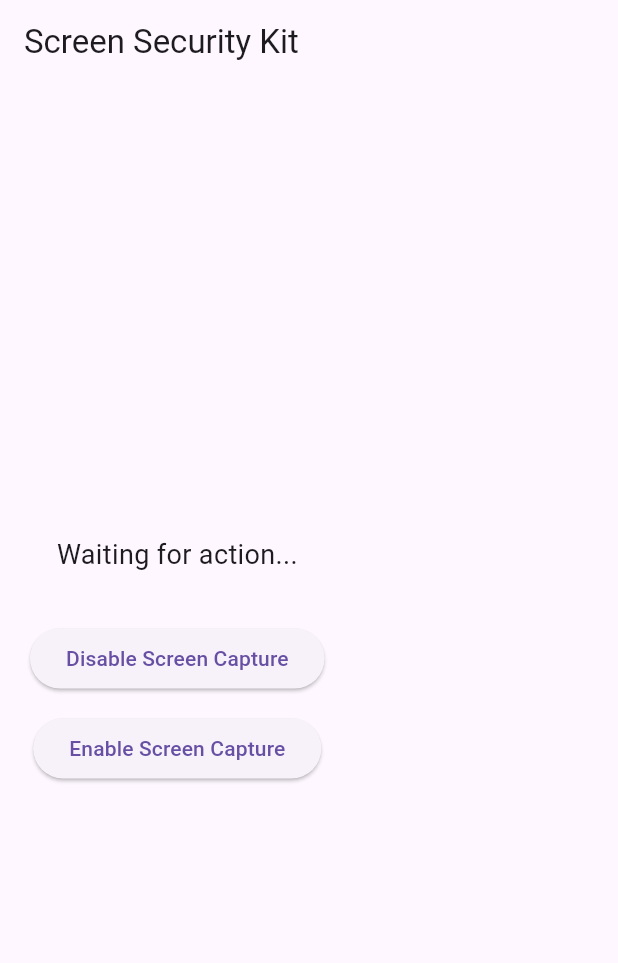
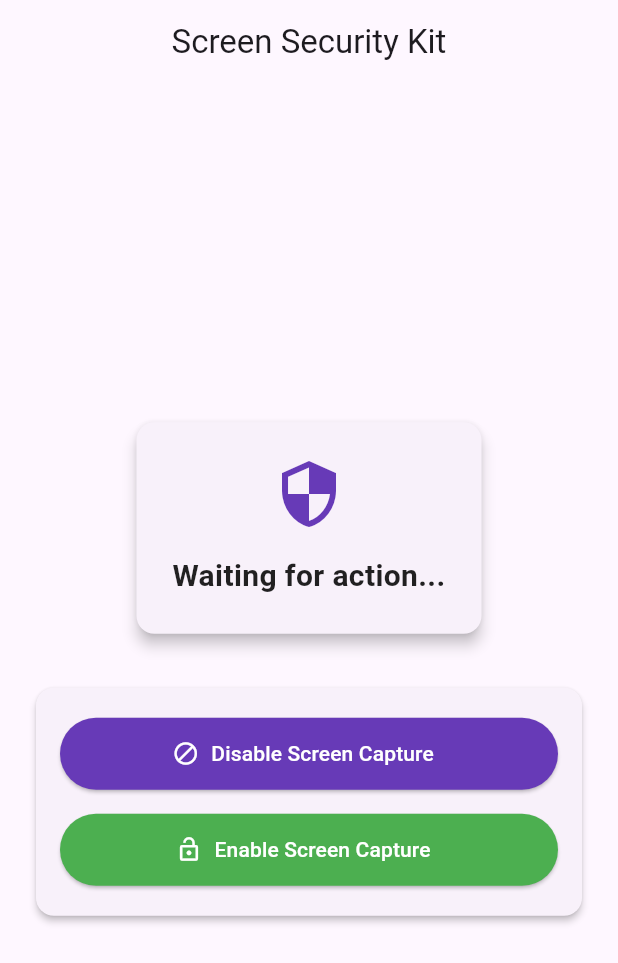
Before and after one commit to RakibDev25/flutter_screen_security_kit, a Flutter app: the screen it shows after launch, on a phone screen of 412 x 824 dp. Shown: the top 963 px of the screen. Run offline on Flutter 3.47's test engine with Material 3 defaults, Android fonts, the phone set to English and light mode, and no system bars; our stand-ins replace plugin_platform_interface.

Commit message:
example app screenshots

```diff
--- a/example/lib/main.dart
+++ b/example/lib/main.dart
@@ -3,9 +3,24 @@ import 'dart:async';
 import 'package:screen_security_kit/screen_security_kit.dart';
 
 void main() {
-  runApp(MaterialApp(
-    home: MyApp(),
-  ));
+  runApp(const MyAppRoot());
+}
+
+class MyAppRoot extends StatelessWidget {
+  const MyAppRoot({super.key});
+
+  @override
+  Widget build(BuildContext context) {
+    return MaterialApp(
+      debugShowCheckedModeBanner: false,
+      title: 'Screen Security Kit',
+      theme: ThemeData(
+        colorScheme: ColorScheme.fromSeed(seedColor: Colors.deepPurple),
+        useMaterial3: true,
+      ),
+      home: const MyApp(),
+    );
+  }
 }
 
 class MyApp extends StatefulWidget {
@@ -28,26 +43,33 @@ class _MyAppState extends State<MyApp> {
   Future<void> _initializeScreenSecurity() async {
     try {
       await ScreenSecurityKit.initialize();
-
-      // Listen for screenshot events
       _screenshotSub = ScreenSecurityKit.onScreenshotTaken.listen((_) {
         setState(() {
           _status = 'Screenshot taken!';
         });
-        _showSnackbar('⚠️ Screenshot detected!');
+        _showAlertDialog('⚠️ Screenshot detected!');
       });
     } catch (e) {
       debugPrint('Initialization error: $e');
     }
   }
 
-  void _showSnackbar(String message) {
+  void _showAlertDialog(String message) {
     final context = this.context;
-    if (context.mounted) {
-      ScaffoldMessenger.of(context).showSnackBar(
-        SnackBar(content: Text(message)),
+    if (!context.mounted) return;
+    showDialog(
+      context: context,
+      builder: (context) => AlertDialog(
+        title: const Text('Alert'),
+        content: Text(message),
+        actions: [
+          TextButton(
+            onPressed: () => Navigator.of(context).pop(),
+            child: const Text('OK'),
+          ),
+        ],
+      ),
     );
-    }
   }
 
   @override
@@ -59,30 +81,80 @@ class _MyAppState extends State<MyApp> {
   @override
   Widget build(BuildContext context) {
     return Scaffold(
-      appBar: AppBar(title: const Text('Screen Security Kit')),
-      body: Padding(
-        padding: const EdgeInsets.all(20),
+      appBar: AppBar(
+        title: const Text('Screen Security Kit'),
+        centerTitle: true,
+      ),
+      body: Center(
+        child: SingleChildScrollView(
           child: Column(
             mainAxisAlignment: MainAxisAlignment.center,
             children: [
-            Text(_status, style: const TextStyle(fontSize: 18)),
-            const SizedBox(height: 32),
-            ElevatedButton(
+              Card(
+                elevation: 4,
+                margin: const EdgeInsets.symmetric(horizontal: 24, vertical: 12),
+                child: Padding(
+                  padding: const EdgeInsets.all(24),
+                  child: Column(
+                    children: [
+                      const Icon(Icons.security, size: 48, color: Colors.deepPurple),
+                      const SizedBox(height: 16),
+                      Text(
+                        _status,
+                        style: TextStyle(
+                          fontSize: 20,
+                          fontWeight: FontWeight.bold,
+                          color: _status == 'Screenshot taken!'
+                              ? Colors.red
+                              : Colors.black87,
+                        ),
+                        textAlign: TextAlign.center,
+                      ),
+                    ],
+                  ),
+                ),
+              ),
+              const SizedBox(height: 24),
+              Card(
+                elevation: 2,
+                margin: const EdgeInsets.symmetric(horizontal: 24),
+                child: Padding(
+                  padding: const EdgeInsets.symmetric(vertical: 20, horizontal: 16),
+                  child: Column(
+                    children: [
+                      ElevatedButton.icon(
+                        icon: const Icon(Icons.block),
+                        label: const Text('Disable Screen Capture'),
+                        style: ElevatedButton.styleFrom(
+                          backgroundColor: Colors.deepPurple,
+                          foregroundColor: Colors.white,
+                          minimumSize: const Size.fromHeight(48),
+                        ),
                         onPressed: () async {
                           await ScreenSecurityKit.disableScreenCapture();
                           setState(() => _status = 'Screen capture disabled');
                         },
-              child: const Text('Disable Screen Capture'),
                       ),
-            const SizedBox(height: 12),
-            ElevatedButton(
+                      const SizedBox(height: 16),
+                      ElevatedButton.icon(
+                        icon: const Icon(Icons.lock_open),
+                        label: const Text('Enable Screen Capture'),
+                        style: ElevatedButton.styleFrom(
+                          backgroundColor: Colors.green,
+                          foregroundColor: Colors.white,
+                          minimumSize: const Size.fromHeight(48),
+                        ),
                         onPressed: () async {
                           await ScreenSecurityKit.enableScreenCapture();
                           setState(() => _status = 'Screen capture enabled');
                         },
-              child: const Text('Enable Screen Capture'),
                       ),
                     ],
+                  ),
+                ),
+              ),
+            ],
+          ),
         ),
       ),
     );
```
Also changed, not shown: assets/IMG_0536.PNG (added), assets/IMG_0537.PNG (added), assets/Screenshot_2025_08_01_19_56_09_33_64b749b07536bc4701338803e76bb217.jpg (added), assets/Screenshot_2025_08_01_19_56_50_71_b783bf344239542886fee7b48fa4b892.jpg (added). Lines whose indentation alone changed are shown as unchanged.
